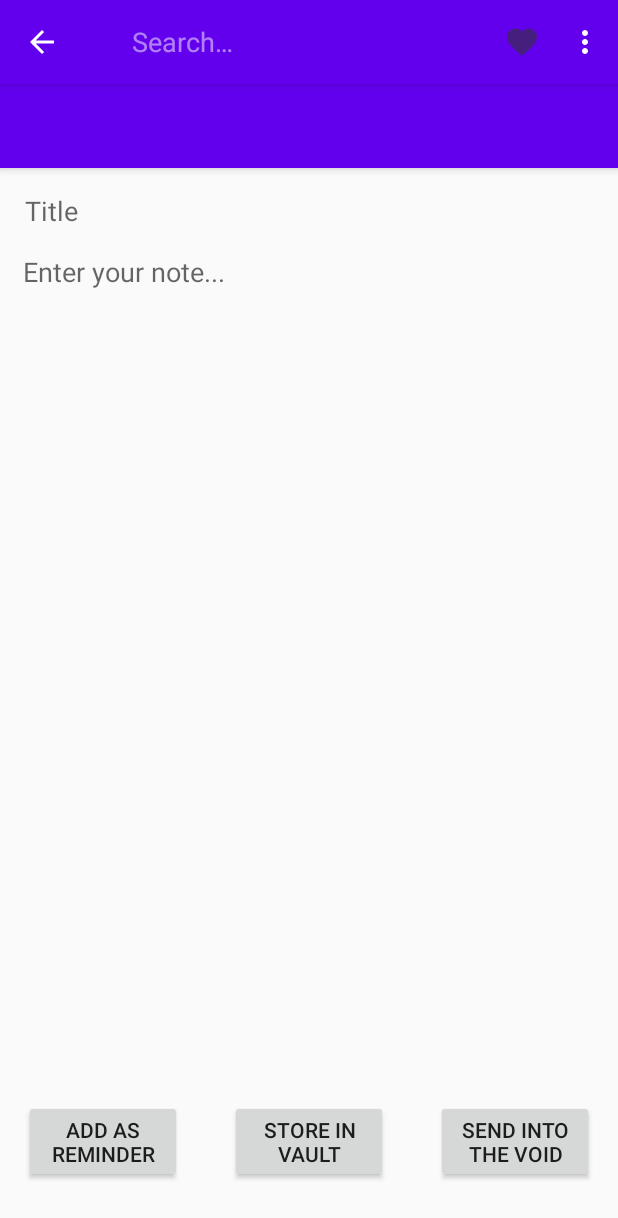
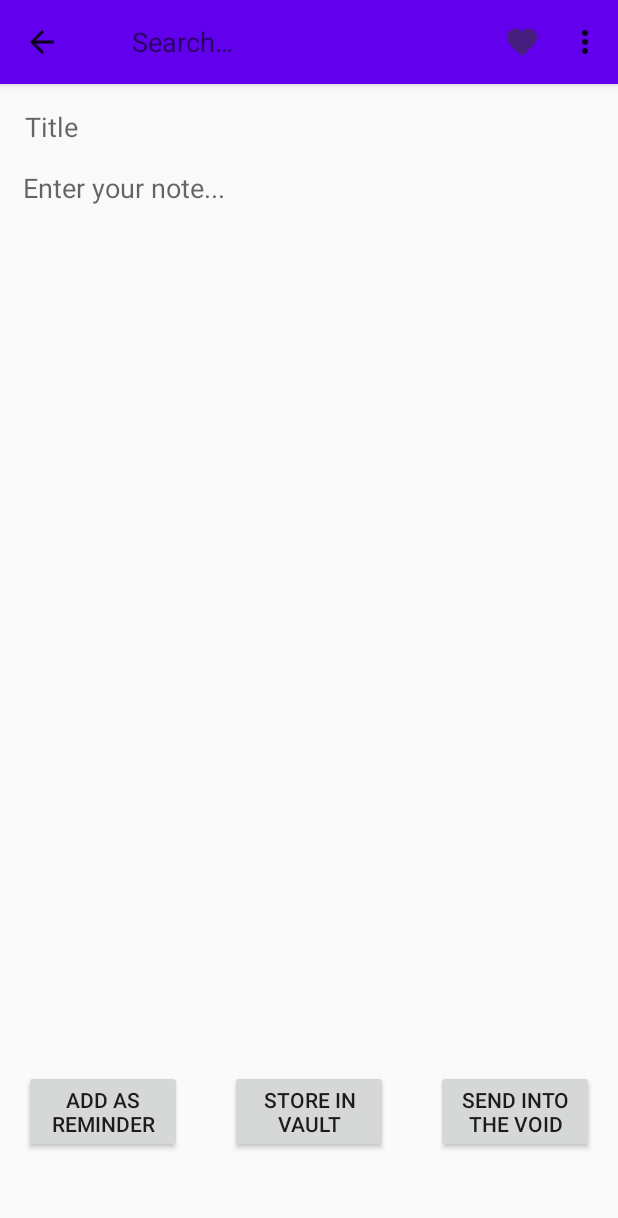
Before and after one commit to shivivats/Kind-Companion, an Android app: the NoteActivity screen opened directly, with no data from a screen before it, after a tap on "SETTINGS_TEST", on a phone screen of 412 x 824 dp. Shown: the top 1218 px of the screen. Run offline under Robolectric (Android 15) with nearby library versions, the phone set to English and light mode, and no system bars.

Commit message:
Got the first basic actvity flow to work.

```diff
--- a/app/src/main/AndroidManifest.xml
+++ b/app/src/main/AndroidManifest.xml
@@ -8,7 +8,7 @@
         android:label="@string/app_name"
         android:roundIcon="@mipmap/ic_launcher_round"
         android:supportsRtl="true"
-        android:theme="@style/AppTheme">
+        android:theme="@style/AppTheme.NoActionBar">
 
         <!-- Main Home Activity. Its the front page of the app for now -->
         <activity android:name=".FrontPageActivity">
--- a/app/src/main/java/com/example/kindcompanion/FrontPageActivity.java
+++ b/app/src/main/java/com/example/kindcompanion/FrontPageActivity.java
@@ -4,6 +4,7 @@ import androidx.appcompat.app.AppCompatActivity;
 
 import android.content.Intent;
 import android.os.Bundle;
+import android.util.Log;
 import android.view.View;
 
 public class FrontPageActivity extends AppCompatActivity {
@@ -15,6 +16,8 @@ public class FrontPageActivity extends AppCompatActivity {
     }
 
     public void OnClickNewNote(View view) {
-        //Intent intent
+        Intent newNoteIntent = new Intent(this, NoteActivity.class);
+        Log.d("FrontPageActivity", "New Note Button Intent");
+        startActivity(newNoteIntent);
     }
 }
--- a/app/src/main/java/com/example/kindcompanion/NoteActivity.java
+++ b/app/src/main/java/com/example/kindcompanion/NoteActivity.java
@@ -8,6 +8,8 @@ import android.os.Bundle;
 import android.view.Menu;
 import android.view.MenuItem;
 
+// Shivi's Notes:
+//  I might need a ViewModel for this, but I'm not implementing one right now since the activity is pretty simple.
 
 public class NoteActivity extends AppCompatActivity {
 
@@ -17,15 +19,18 @@ public class NoteActivity extends AppCompatActivity {
 
         // FOR FUTURE CONSIDERATION
         // or i can implement the onRestoreInstanceState method
+        /*
         if (savedInstanceState != null) {
             // Restore value of members from saved state
         } else {
             // Probably initialize members with default values for a new instance
         }
+        */
+
         setContentView(R.layout.note_activity);
 
         // we basically just set the toolbar as the support action bar so we can get it using a function anywhere in the activity now
-        Toolbar noteEntryHeaderBar = (Toolbar) findViewById(R.id.noteEntryHeaderBar);
+        Toolbar noteEntryHeaderBar = findViewById(R.id.noteEntryHeaderBar);
         setSupportActionBar(noteEntryHeaderBar);
 
         // Get a support ActionBar corresponding to this toolbar
```
